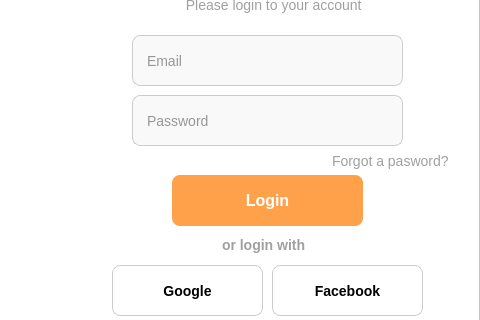
This is ui/login.ui in inktell/python-app as Qt 5 draws it before an edit; both pictures show x 268 to 748 and y 175 to 495 of the 748 by 609 pixel window. The edited form follows.
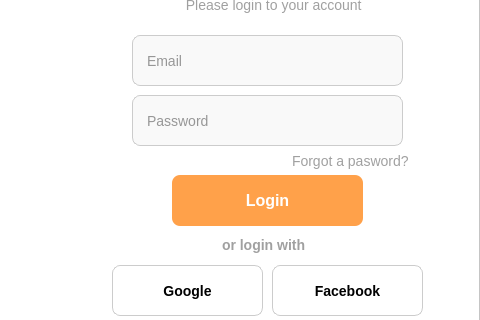
This is the edited form. Icons and pictures are not drawn.

What changed in the file:
```diff
--- a/ui/login.ui
+++ b/ui/login.ui
@@ -110,24 +110,6 @@
      <string>Login</string>
     </property>
    </widget>
-   <widget class="QLabel" name="label">
-    <property name="geometry">
-     <rect>
-      <x>600</x>
-      <y>320</y>
-      <width>131</width>
-      <height>31</height>
-     </rect>
-    </property>
-    <property name="styleSheet">
-     <string notr="true">    color: #a0a0a0; /* Màu chữ xám nhạt */
-    font-size: 14px;
-    font-weight: normal;</string>
-    </property>
-    <property name="text">
-     <string>Forgot a pasword?</string>
-    </property>
-   </widget>
    <widget class="QPushButton" name="google">
     <property name="geometry">
      <rect>
@@ -330,6 +312,24 @@
       <pixmap>../img/upscaled_logo_image.png</pixmap>
      </property>
     </widget>
+    <widget class="QLabel" name="label">
+     <property name="geometry">
+      <rect>
+       <x>560</x>
+       <y>320</y>
+       <width>131</width>
+       <height>31</height>
+      </rect>
+     </property>
+     <property name="styleSheet">
+      <string notr="true">    color: #a0a0a0; /* Màu chữ xám nhạt */
+    font-size: 14px;
+    font-weight: normal;</string>
+     </property>
+     <property name="text">
+      <string>Forgot a pasword?</string>
+     </property>
+    </widget>
    </widget>
    <zorder>frame</zorder>
    <zorder>email</zorder>
```
Left out of the diff: 1 changed line with no effect on the pictures.
